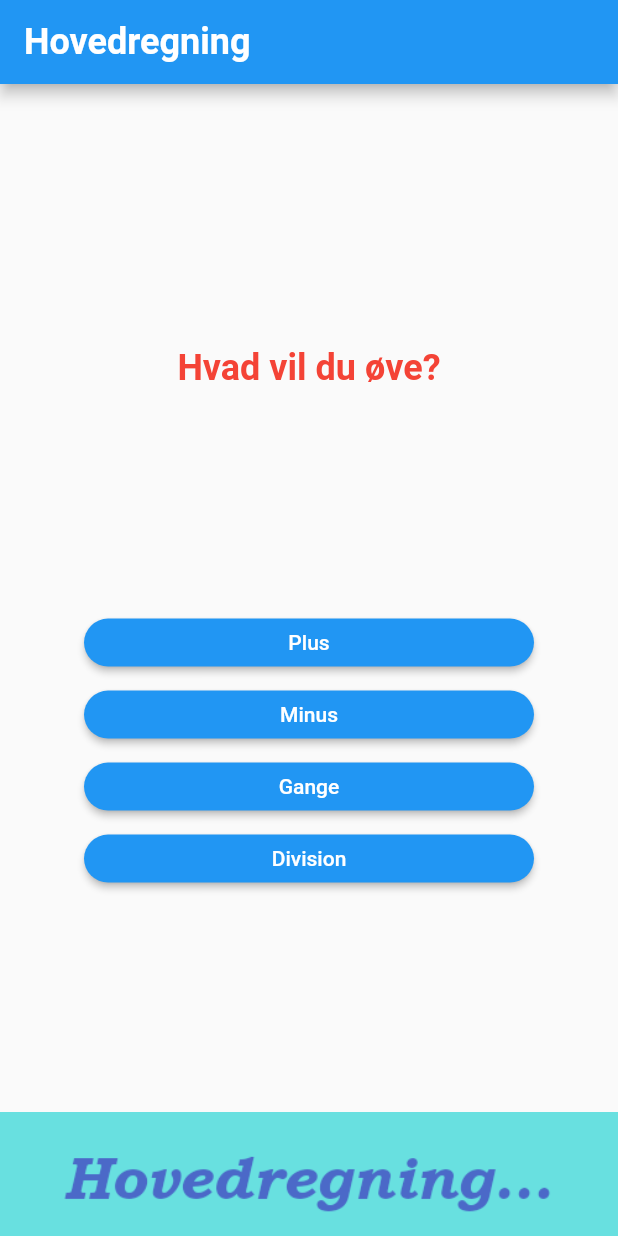
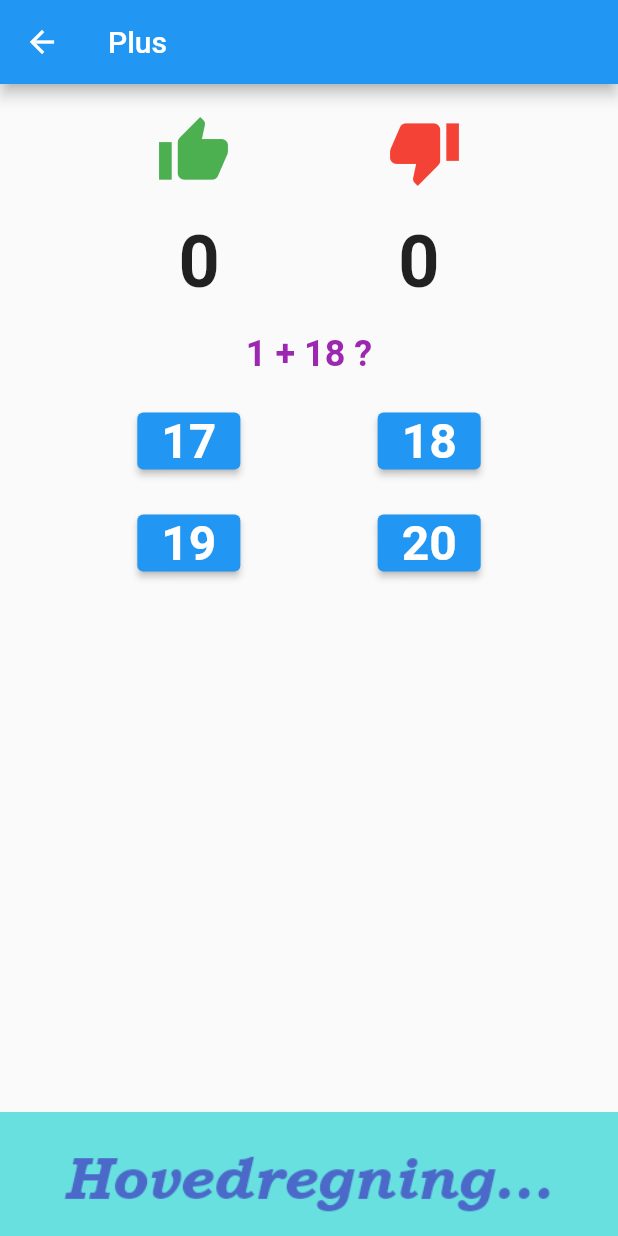
Before and after one commit to davidlamhauge/hovedRegner, a Flutter app: the screen it shows after launch, after a tap on "Plus", on a phone screen of 412 x 824 dp. Run offline on Flutter 3.47's test engine with Material 2 defaults, Android fonts, the phone set to English and light mode, and no system bars.

Commit message:
Plus is working 80%. Finish is nissing.

```diff
--- a/lib/main.dart
+++ b/lib/main.dart
@@ -1,5 +1,4 @@
 import 'package:flutter/material.dart';
-import 'package:mat_trainer/practise.dart';
 import 'package:mat_trainer/subject_button.dart';
 
 void main() {
@@ -34,7 +33,7 @@ class MyApp extends StatelessWidget {
                 style: TextStyle(
                   fontWeight: FontWeight.bold,
                   fontSize: 24,
-                  color: Colors.red,
+                  color: Colors.purple,
                 ),
               ),
               Column(
--- a/lib/practise.dart
+++ b/lib/practise.dart
@@ -1,4 +1,9 @@
 import 'package:flutter/material.dart';
+
+import 'package:mat_trainer/subjects/practise_plus.dart';
+import 'package:mat_trainer/subjects/practise_minus.dart';
+import 'package:mat_trainer/subjects/practise_gange.dart';
+import 'package:mat_trainer/subjects/practise_division.dart';
 
 class PractiseScreen extends StatefulWidget {
   const PractiseScreen({Key? key, required this.subject}) : super(key: key);
@@ -10,12 +15,18 @@ class PractiseScreen extends StatefulWidget {
 }
 
 class _PractiseScreenState extends State<PractiseScreen> {
+
+  late Widget chosen;
+
   @override
   Widget build(BuildContext context) {
-    return Scaffold(
-      appBar: AppBar(
-        title: Text(widget.subject),
-      ),
-    );
+    switch (widget.subject) {
+      case 'Plus':      chosen = const PractisePlus(); break;
+      case 'Minus':     chosen = const PractiseMinus(); break;
+      case 'Gange':     chosen = const PractiseGange(); break;
+      case 'Division':  chosen = const PractiseDivision(); break;
+      default:          chosen = const PractisePlus(); break;
+    }
+    return chosen;
   }
 }
--- a/lib/subject_button.dart
+++ b/lib/subject_button.dart
@@ -16,7 +16,12 @@ class SubjectButton extends StatelessWidget {
         minimumSize: const Size(300, 32),
       ),
         onPressed: () {
-          PractiseScreen(subject: subject);
+          Navigator.push(
+            context,
+            MaterialPageRoute(
+                builder: (context) => PractiseScreen(subject: subject),
+            ),
+          );
         },
         child: Text(subject),
     );
--- /dev/null
+++ b/lib/subjects/practise_plus.dart
@@ -0,0 +1,203 @@
+import 'package:flutter/material.dart';
+import 'dart:math';
+
+class PractisePlus extends StatefulWidget {
+  const PractisePlus({Key? key}) : super(key: key);
+
+  @override
+  State<PractisePlus> createState() => _PractisePlusState();
+}
+
+// variables
+bool _continue = true;
+String quiz = '';
+int tal1 = 0;
+int tal2 = 0;
+int yes = 0;
+int no = 0;
+int correctAnswer = 0;
+int questNum = 0;
+List<int> answers = [];
+List<String> wrongAnswers = [];
+Random random = Random();
+
+// get question and initialize numbers...
+String _getPlusQuiz() {
+  tal1 = random.nextInt(20) + 1;
+  tal2 = random.nextInt(20) + 1;
+  correctAnswer = tal1 + tal2;
+  answers.clear();
+  int x = correctAnswer - random.nextInt(4);
+  for (int i = x; i < x + 4; i++) {
+    answers.add(i); // fill array with answer candidates
+  }
+  quiz = '$tal1 + $tal2';
+  return quiz;
+}
+
+class _PractisePlusState extends State<PractisePlus> {
+
+  void _evaluateAnswer(int answer) {
+    setState(() {
+      if (_continue) {
+        if (answer == correctAnswer) {
+          yes++;
+        } else {
+          no++;
+          wrongAnswers.add(quiz);
+        }
+        questNum++;
+        if (questNum > 9) {
+          _continue = false;
+        }
+      }
+    });
+  }
+
+  @override
+  void initState() {
+    yes = 0;
+    no = 0;
+    questNum = 0;
+    _continue = true;
+    wrongAnswers.clear();
+    super.initState();
+  }
+
+  @override
+  Widget build(BuildContext context) {
+    return Scaffold(
+      appBar: AppBar(
+        title: const Text('Plus'),
+      ),
+      body: Center(
+        child: Column(
+          mainAxisAlignment: MainAxisAlignment.spaceBetween,
+          children: [
+            const SizedBox(height: 20),
+            Column(
+              children: [
+                Row(
+                  mainAxisAlignment: MainAxisAlignment.spaceEvenly,
+                  children: const [
+                    Icon(Icons.thumb_up, size: 50, color: Colors.green),
+                    Icon(Icons.thumb_down, size: 50, color: Colors.red),
+                  ],
+                ),
+                const SizedBox(height: 20),
+                Row(
+                  mainAxisAlignment: MainAxisAlignment.spaceEvenly,
+                  children: [
+                    Text(
+                      yes.toString(),
+                      style: const TextStyle(
+                        fontSize: 48,
+                        fontWeight: FontWeight.bold,
+                      ),
+                    ),
+                    Text(
+                      no.toString(),
+                      style: const TextStyle(
+                        fontSize: 48,
+                        fontWeight: FontWeight.bold,
+                      ),
+                    ),
+                  ],
+                ),
+              ],
+            ),
+            const SizedBox(height: 20),
+            _continue
+            ? Text(
+              '${_getPlusQuiz()} ?',
+              style: const TextStyle(
+                fontSize: 24,
+                fontWeight: FontWeight.bold,
+                color: Colors.purple,
+              ),
+            )
+            :
+            Text(
+              'Resultat: $yes ud af $questNum',
+              style: const TextStyle(
+                fontSize: 24,
+                fontWeight: FontWeight.bold,
+                color: Colors.purple,
+              ),
+            ),
+            const SizedBox(height: 20),
+            _continue
+                ? Column(
+                    children: [
+                      Row(
+                        mainAxisAlignment: MainAxisAlignment.spaceEvenly,
+                        children: [
+                          ElevatedButton(
+                              onPressed: () {
+                                _evaluateAnswer(answers[0]);
+                              },
+                              child: Text(
+                                answers[0].toString(),
+                                style: const TextStyle(
+                                  fontSize: 32,
+                                  fontWeight: FontWeight.bold,
+                                  color: Colors.white,
+                                ),
+                              )),
+                          ElevatedButton(
+                              onPressed: () {
+                                _evaluateAnswer(answers[1]);
+                              },
+                              child: Text(
+                                answers[1].toString(),
+                                style: const TextStyle(
+                                  fontSize: 32,
+                                  fontWeight: FontWeight.bold,
+                                  color: Colors.white,
+                                ),
+                              )),
+                        ],
+                      ),
+                      const SizedBox(height: 20),
+                      Row(
+                        mainAxisAlignment: MainAxisAlignment.spaceEvenly,
+                        children: [
+                          ElevatedButton(
+                              onPressed: () {
+                                _evaluateAnswer(answers[2]);
+                              },
+                              child: Text(
+                                answers[2].toString(),
+                                style: const TextStyle(
+                                  fontSize: 32,
+                                  fontWeight: FontWeight.bold,
+                                  color: Colors.white,
+                                ),
+                              )),
+                          ElevatedButton(
+                              onPressed: () {
+                                _evaluateAnswer(answers[3]);
+                              },
+                              child: Text(
+                                answers[3].toString(),
+                                style: const TextStyle(
+                                  fontSize: 32,
+                                  fontWeight: FontWeight.bold,
+                                  color: Colors.white,
+                                ),
+                              )),
+                        ],
+                      ),
+                    ],
+                  )
+                : const Text('Færdig med quizzen'),
+            const Spacer(),
+            const Image(
+              image: AssetImage('assets/hovedregning.png'),
+            ),
+          ],
+        ),
+      ),
+    );
+  }
+}
```
Also changed, not shown: lib/subjects/practise_division.dart (added, +25 -0 lines), lib/subjects/practise_gange.dart (added, +25 -0 lines), lib/subjects/practise_minus.dart (added, +25 -0 lines).
